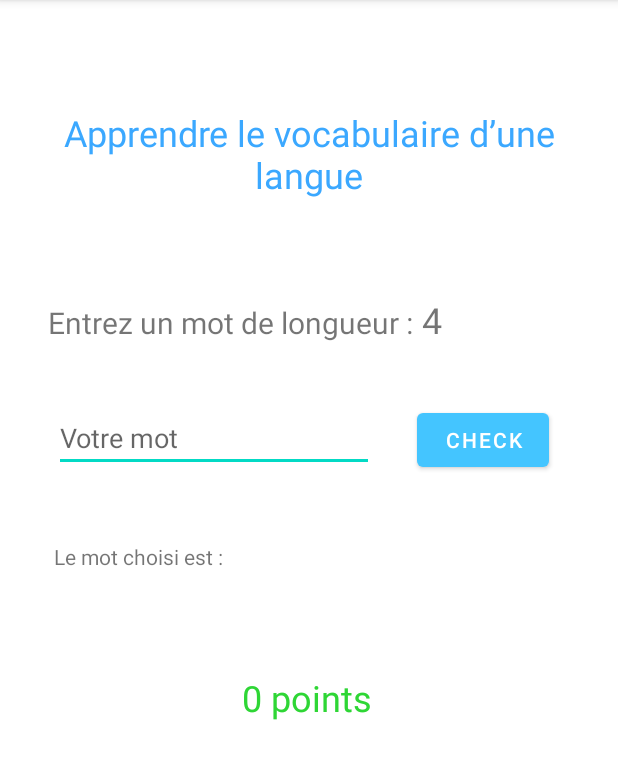
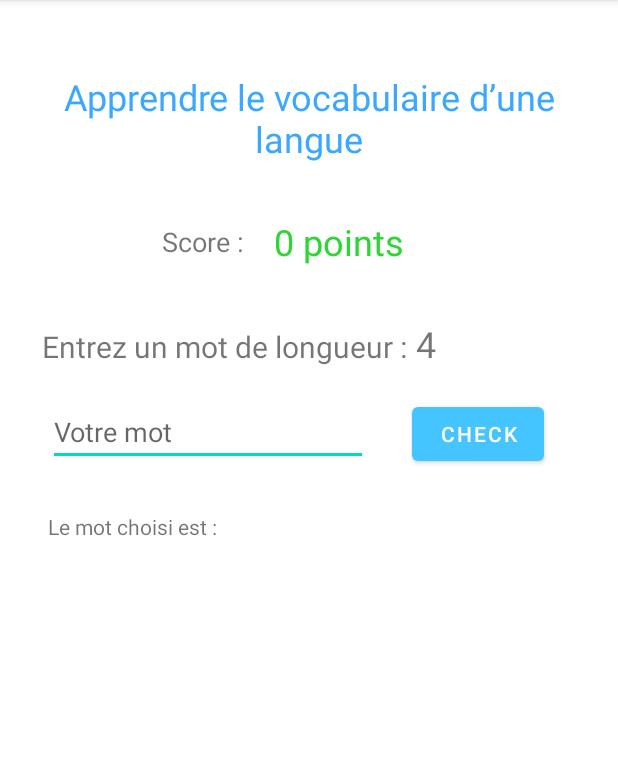
Before and after one commit to Lamiaselm/Word-Checker, an Android app: the screen it shows after launch (MainActivity), on a phone screen of 412 x 824 dp, the part 84-863 px from its top. Run offline under Robolectric (Android 15) with nearby library versions, the phone set to English and light mode, and no system bars.

Commit message:
version1.0 done

```diff
--- a/app/src/main/java/com/example/exo3_tp2/MainActivity.kt
+++ b/app/src/main/java/com/example/exo3_tp2/MainActivity.kt
@@ -35,7 +35,7 @@ class MainActivity : AppCompatActivity() {
 
 
         val listMots: MutableList<String> = mutableListOf("Web","PHP","JAVA","Noha","Lamia","JUnit","Japan","Kotlin","Flower")
-        /* Liste des longueurs des mots */
+
         val listLength: MutableList<Int> = mutableListOf()
         val scoreView = findViewById <TextView>(R.id.score)
         var genere = findViewById <TextView>(R.id.mot_genere)
@@ -43,7 +43,8 @@ class MainActivity : AppCompatActivity() {
         val random_n = findViewById <TextView>(R.id.random_n)
         val check =findViewById<Button>(R.id.check)
         var score=0
-        scoreView.setText(" $score points ")
+        genere.setText("")
+        scoreView.setText("$score points ")
 
         for (mot in listMots)
         {
@@ -73,25 +74,31 @@ class MainActivity : AppCompatActivity() {
                 }
                 else
                 {
-                    var result = getRandomWord(listMots,n)
+                    val result = getRandomWord(listMots,n)
 
-                    genere.setText(" $result")
+                    genere.setText("$result")
 
                     if (result == inputValue)
                     {   score+=5
-                        scoreView.setText(" $score points")
+                        scoreView.setText("$score points")
 
                         Toast.makeText(getApplicationContext(), "BRAVO !!!! vous avez obtenu 5points", Toast.LENGTH_SHORT).show();
+
 
                     }
                     else
                     {
                         Toast.makeText(getApplicationContext(), "Echec !!!! Le mot saisi n’est pas le bon", Toast.LENGTH_SHORT).show();
+
                     }
                 }
+
             }
+
             n =  rand(start,end)
             random_n.setText(" $n")
+            input.getText().clear()
+
 
 
         }
--- a/app/src/main/res/layout/activity_main.xml
+++ b/app/src/main/res/layout/activity_main.xml
@@ -12,7 +12,7 @@
         android:layout_height="wrap_content"
         android:layout_marginStart="32dp"
         android:layout_marginLeft="32dp"
-        android:layout_marginTop="72dp"
+        android:layout_marginTop="48dp"
         android:layout_marginEnd="32dp"
         android:layout_marginRight="32dp"
         android:gravity="center"
@@ -28,66 +28,11 @@
         android:id="@+id/textView1"
         android:layout_width="wrap_content"
         android:layout_height="wrap_content"
-        android:layout_marginStart="32dp"
-        android:layout_marginLeft="32dp"
+        android:layout_marginStart="28dp"
+        android:layout_marginLeft="28dp"
         android:text="@string/random_n"
         android:textSize="20dp"
         app:layout_constraintBaseline_toBaselineOf="@+id/random_n"
-        app:layout_constraintStart_toStartOf="parent" />
-
-    <TextView
-        android:id="@+id/random_n"
-        android:layout_width="0dp"
-        android:layout_height="wrap_content"
-        android:layout_marginTop="64dp"
-
-        android:textSize="24sp"
-        app:layout_constraintEnd_toEndOf="parent"
-        app:layout_constraintHorizontal_bias="0.544"
-        app:layout_constraintStart_toEndOf="@+id/textView1"
-        app:layout_constraintTop_toBottomOf="@+id/textView2" />
-
-    <TextView
-        android:id="@+id/mot_genere"
-        android:layout_width="0dp"
-        android:layout_height="wrap_content"
-        android:layout_marginStart="32dp"
-        android:layout_marginLeft="32dp"
-        android:layout_marginTop="40dp"
-        android:layout_marginEnd="32dp"
-        android:layout_marginRight="32dp"
-
-        android:textColor="#00BCD4"
-        android:textSize="18sp"
-        app:layout_constraintEnd_toEndOf="parent"
-        app:layout_constraintHorizontal_bias="1.0"
-        app:layout_constraintStart_toEndOf="@+id/mot_choisi"
-        app:layout_constraintTop_toBottomOf="@+id/check" />
-
-    <Button
-        android:id="@+id/check"
-        android:layout_width="wrap_content"
-        android:layout_height="wrap_content"
-        android:layout_marginStart="16dp"
-        android:layout_marginLeft="16dp"
-        android:layout_marginTop="40dp"
-        android:layout_marginEnd="32dp"
-        android:layout_marginRight="32dp"
-        android:text="@string/check"
-        app:backgroundTint="#44C5FF"
-        app:layout_constraintEnd_toEndOf="parent"
-        app:layout_constraintHorizontal_bias="0.482"
-        app:layout_constraintStart_toEndOf="@+id/mot"
-        app:layout_constraintTop_toBottomOf="@+id/random_n" />
-
-    <TextView
-        android:id="@+id/mot_choisi"
-        android:layout_width="177dp"
-        android:layout_height="27dp"
-        android:layout_marginStart="36dp"
-        android:layout_marginLeft="36dp"
-        android:text="@string/choisi"
-        app:layout_constraintBaseline_toBaselineOf="@+id/mot_genere"
         app:layout_constraintStart_toStartOf="parent" />
 
     <EditText
@@ -96,31 +41,98 @@
         android:layout_height="wrap_content"
         android:layout_marginStart="32dp"
         android:layout_marginLeft="32dp"
-        android:layout_marginTop="40dp"
+        android:layout_marginTop="20dp"
         android:ems="10"
         android:hint="Votre mot"
         android:inputType="textPersonName"
         app:layout_constraintBaseline_toBaselineOf="@+id/check"
         app:layout_constraintEnd_toEndOf="parent"
-        app:layout_constraintHorizontal_bias="0.023"
+        app:layout_constraintHorizontal_bias="0.0"
         app:layout_constraintStart_toStartOf="parent"
         app:layout_constraintTop_toBottomOf="@+id/random_n" />
+
+    <TextView
+        android:id="@+id/mot_choisi"
+        android:layout_width="177dp"
+        android:layout_height="27dp"
+        android:layout_marginStart="32dp"
+        android:layout_marginLeft="32dp"
+        android:text="@string/choisi"
+        app:layout_constraintBaseline_toBaselineOf="@+id/mot_genere"
+        app:layout_constraintStart_toStartOf="parent" />
+
+    <Button
+        android:id="@+id/check"
+        android:layout_width="wrap_content"
+        android:layout_height="wrap_content"
+        android:layout_marginStart="16dp"
+        android:layout_marginLeft="16dp"
+        android:layout_marginTop="20dp"
+        android:layout_marginEnd="32dp"
+        android:layout_marginRight="32dp"
+        android:text="@string/check"
+        app:backgroundTint="#44C5FF"
+        app:layout_constraintEnd_toEndOf="parent"
+        app:layout_constraintHorizontal_bias="0.424"
+        app:layout_constraintStart_toEndOf="@+id/mot"
+        app:layout_constraintTop_toBottomOf="@+id/random_n" />
+
+    <TextView
+        android:id="@+id/mot_genere"
+        android:layout_width="0dp"
+        android:layout_height="wrap_content"
+        android:layout_marginStart="32dp"
+        android:layout_marginLeft="32dp"
+        android:layout_marginTop="24dp"
+        android:layout_marginEnd="32dp"
+        android:layout_marginRight="32dp"
+
+        android:textColor="#00BCD4"
+        android:textSize="18sp"
+        app:layout_constraintEnd_toEndOf="parent"
+        app:layout_constraintHorizontal_bias="0.0"
+        app:layout_constraintStart_toEndOf="@+id/mot_choisi"
+        app:layout_constraintTop_toBottomOf="@+id/check" />
+
+    <TextView
+        android:id="@+id/random_n"
+        android:layout_width="0dp"
+        android:layout_height="wrap_content"
+        android:layout_marginTop="104dp"
+
+        android:textSize="24sp"
+        app:layout_constraintEnd_toEndOf="parent"
+        app:layout_constraintHorizontal_bias="0.0"
+        app:layout_constraintStart_toEndOf="@+id/textView1"
+        app:layout_constraintTop_toBottomOf="@+id/textView2" />
+
+    <TextView
+        android:id="@+id/textView"
+        android:layout_width="wrap_content"
+        android:layout_height="wrap_content"
+        android:layout_marginStart="108dp"
+        android:layout_marginLeft="108dp"
+        android:text="@string/score"
+        android:textSize="18sp"
+        app:layout_constraintBottom_toBottomOf="@+id/score"
+        app:layout_constraintStart_toStartOf="parent"
+        app:layout_constraintTop_toTopOf="@+id/score" />
 
     <TextView
         android:id="@+id/score"
         android:layout_width="100dp"
         android:layout_height="wrap_content"
-        android:layout_marginStart="32dp"
 
-        android:layout_marginLeft="32dp"
-        android:layout_marginTop="60dp"
+        android:layout_marginStart="8dp"
+        android:layout_marginLeft="8dp"
+        android:layout_marginTop="36dp"
         android:layout_marginEnd="32dp"
         android:layout_marginRight="32dp"
         android:textColor="#2ED635"
         android:textSize="24sp"
         app:layout_constraintEnd_toEndOf="parent"
-        app:layout_constraintHorizontal_bias="0.498"
-        app:layout_constraintStart_toStartOf="parent"
-        app:layout_constraintTop_toBottomOf="@+id/mot_choisi" />
+        app:layout_constraintHorizontal_bias="0.111"
+        app:layout_constraintStart_toEndOf="@+id/textView"
+        app:layout_constraintTop_toBottomOf="@+id/textView2" />
 
 </androidx.constraintlayout.widget.ConstraintLayout>
--- a/app/src/main/res/values/strings.xml
+++ b/app/src/main/res/values/strings.xml
@@ -3,11 +3,10 @@
     <string name="app_name">EXO3-TP2</string>
     <string name="apprendre">Apprendre le vocabulaire d’une langue</string>
     <string name="random_n">Entrez un mot de longueur : </string>
-    <string name="score">Score : %2$d </string>
+    <string name="score">Score :  </string>
     <string name="choisi">Le mot choisi est : </string>
+    <string name="check">CHECK </string>
 
-    <string name="check">CHECK </string>
-    <string name="genere">Mot choisi : %3$s  </string>
 
 
 
```
